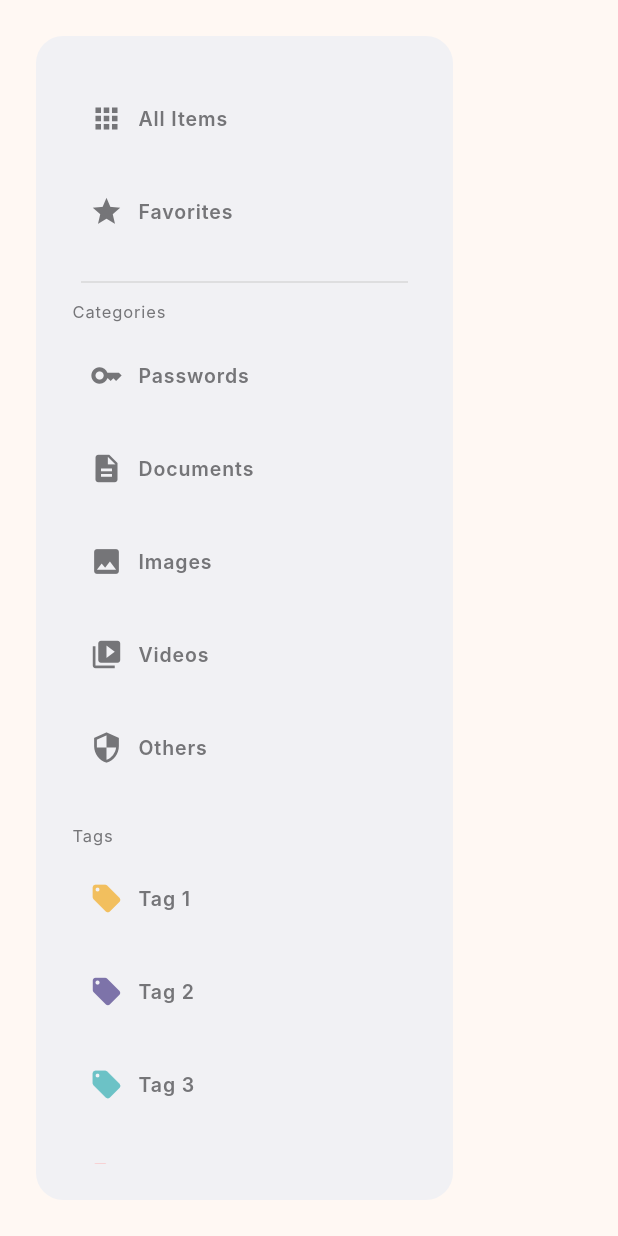
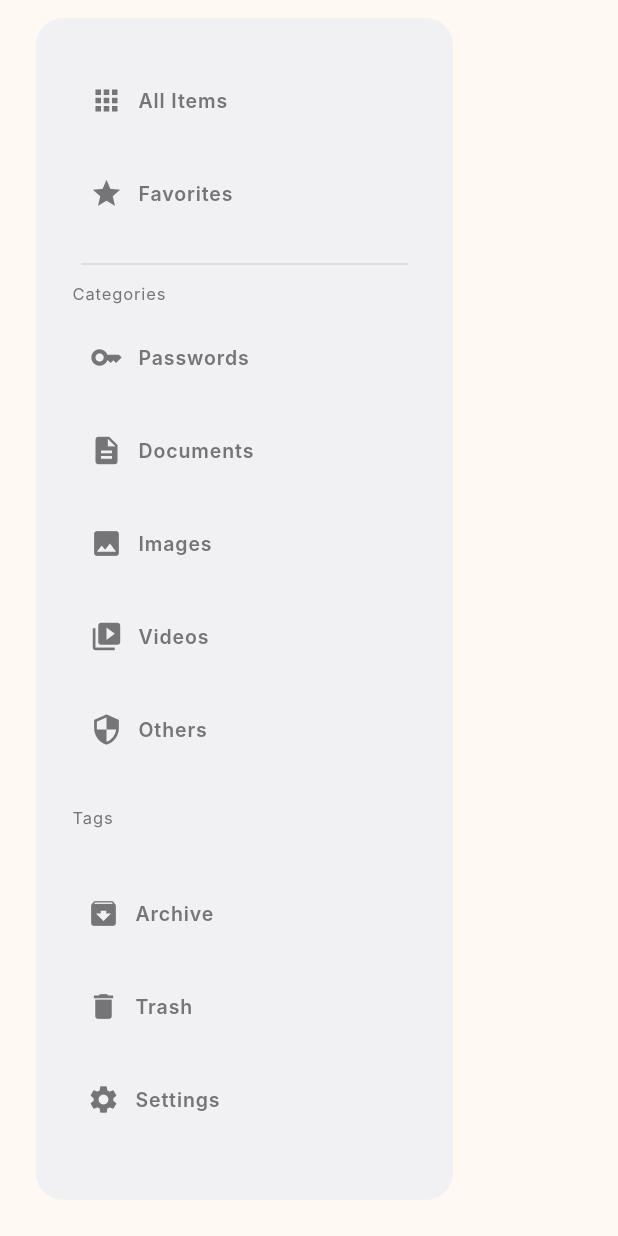
Before and after one commit to penne-0505/penkiel, a Flutter app: the SideBar widget shown alone on an empty page, opened directly, on a phone screen of 412 x 824 dp. Run offline on Flutter 3.47's test engine with Material 3 defaults, Android fonts, the light colour scheme and no system bars; Roboto replaces fonts that are missing (Inter).

Commit message:
UIのサイドバー部分の実装

```diff
--- a/lib/components/sidebar.dart
+++ b/lib/components/sidebar.dart
@@ -1,5 +1,6 @@
 import 'package:flutter/material.dart';
 import 'package:penkiel/components/sidebar_tile.dart';
+import 'package:penkiel/utils.dart';
 
 
 class SideBar extends StatefulWidget {
@@ -16,49 +17,55 @@ class _SideBarState extends State<SideBar> {
   @override
   Widget build(BuildContext context) {
     return Container(
-      margin: const EdgeInsets.all(24),
+      margin: const EdgeInsets.only(top: 12, bottom: 24, left: 24, right: 24),
       decoration: const BoxDecoration(
-        color: Color(0xFFF1F1F4),
+        color: ColorDB.veryPale,
         borderRadius: BorderRadius.all(Radius.circular(18)),
       ),
       padding: const EdgeInsets.all(24),
       constraints: const BoxConstraints(minWidth: 278, maxWidth: 278),
-      child: ListView(
+      child: Stack(
+        children: <Widget>[
+          ListView(
             controller: _scrollController,
             shrinkWrap: true,
             children: const <Widget>[
-          SideBarTile(title: 'All Items', icon: Icon(Icons.apps, color: Color(0xff757578))),
-          SideBarTile(title: 'Favorites', icon: Icon(Icons.star, color: Color(0xff757578))),
+              SideBarTile(title: 'All Items', icon: Icon(Icons.apps, color: ColorDB.soft)),
+              SideBarTile(title: 'Favorites', icon: Icon(Icons.star, color: ColorDB.soft)),
               Divider(
-            color: Color(0xFFD8D8D8),
+                color: ColorDB.pale,
                 thickness: 1,
                 height: 32,
                 indent: 6,
                 endIndent: 6,
               ),
               CategoryRow(title: 'Categories'),
-          SideBarTile(title: 'Passwords', icon: Icon(Icons.key, color: Color(0xff757578))),
-          SideBarTile(title: 'Documents', icon: Icon(Icons.description, color: Color(0xff757578))),
-          SideBarTile(title: 'Images', icon: Icon(Icons.image, color: Color(0xff757578))),
-          SideBarTile(title: 'Videos', icon: Icon(Icons.video_collection, color: Color(0xff757578))),
-          SideBarTile(title: 'Others', icon: Icon(Icons.security, color: Color(0xff757578))),
+              SideBarTile(title: 'Passwords', icon: Icon(Icons.key, color: ColorDB.soft)),
+              SideBarTile(title: 'Documents', icon: Icon(Icons.description, color: ColorDB.soft)),
+              SideBarTile(title: 'Images', icon: Icon(Icons.image, color: ColorDB.soft)),
+              SideBarTile(title: 'Videos', icon: Icon(Icons.video_collection, color: ColorDB.soft)),
+              SideBarTile(title: 'Others', icon: Icon(Icons.security, color: ColorDB.soft)),
               SizedBox(height: 24),
               CategoryRow(title: 'Tags'),
               SideBarTile(title: 'Tag 1', icon: Icon(Icons.local_offer, color: Color(0xffF2Bf5E))),
               SideBarTile(title: 'Tag 2', icon: Icon(Icons.local_offer, color: Color(0xff7D73A9))),
               SideBarTile(title: 'Tag 3', icon: Icon(Icons.local_offer, color: Color(0xff6CC2C6))),
               SideBarTile(title: 'Tag 4', icon: Icon(Icons.local_offer, color: Color(0xffFFA8A8))),
-          Divider(
-            color: Color(0xFFD8D8D8),
-            thickness: 1,
-            height: 32,
-            indent: 6,
-            endIndent: 6,
+              SideBarTile(title: 'Tag 5', icon: Icon(Icons.local_offer, color: Color(0xffFFD3B6))),
+              SideBarTile(title: 'Tag 6', icon: Icon(Icons.local_offer, color: Color(0xffB5EAD7))),
+              SideBarTile(title: 'Tag 7', icon: Icon(Icons.local_offer, color: Color(0xffF2B5D4))),
+              SideBarTile(title: 'Tag 8', icon: Icon(Icons.local_offer, color: Color(0xffF2E2B5))),
+              SideBarTile(title: 'Tag 9', icon: Icon(Icons.local_offer, color: Color(0xffB5B5EA))),
+              SideBarTile(title: 'Tag 10', icon: Icon(Icons.local_offer, color: Color(0xffEAB5EA))),
+            ],
           ),
-          SideBarTile(title: 'Archive', icon: Icon(Icons.archive, color: Color(0xff757578))),
-          SideBarTile(title: 'Trash', icon: Icon(Icons.delete, color: Color(0xff757578))),
-          SideBarTile(title: 'Settings', icon: Icon(Icons.settings, color: Color(0xff757578))),
-        ],
+          const Positioned(
+            width: 278,
+            left: -50,
+            bottom: -36,
+            child: SideBarMisc(),
+          ),
+        ]
       ),
     );
   }
@@ -79,7 +86,7 @@ class CategoryRow extends StatelessWidget {
         Text(
           title,
           style: const TextStyle(
-            color: Color(0xFF757578),
+            color: ColorDB.soft,
             fontSize: 11,
             fontFamily: 'Inter',
             fontWeight: FontWeight.w400,
@@ -96,3 +103,35 @@ class CategoryRow extends StatelessWidget {
     );
   }
 }
+
+class SideBarMisc extends StatefulWidget {
+  const SideBarMisc({super.key});
+
+  @override
+  State<SideBarMisc> createState() => _SideBarMiscState();
+}
+
+class _SideBarMiscState extends State<SideBarMisc> {
+  @override
+  Widget build(BuildContext context) {
+    return Container(
+      width: 278,
+      constraints: const BoxConstraints(minWidth: 278, maxWidth: 278),
+      margin: const EdgeInsets.only(bottom: 24, left: 24, right: 24),
+      decoration: const BoxDecoration(
+        color: ColorDB.veryPale,
+        // border: Border.fromBorderSide(BorderSide(color: ColorDB.pale, width: 1)),
+      ),
+      padding: const EdgeInsets.all(24),
+      child: const Column(
+        mainAxisAlignment: MainAxisAlignment.start,
+        mainAxisSize: MainAxisSize.min,
+        children: <Widget>[
+          SideBarTile(title: 'Archive', icon: Icon(Icons.archive, color: ColorDB.soft)),
+          SideBarTile(title: 'Trash', icon: Icon(Icons.delete, color: ColorDB.soft)),
+          SideBarTile(title: 'Settings', icon: Icon(Icons.settings, color: ColorDB.soft)),
+        ],
+      ),
+    );
+  }
+}
```
Lines whose indentation alone changed are shown as unchanged.
